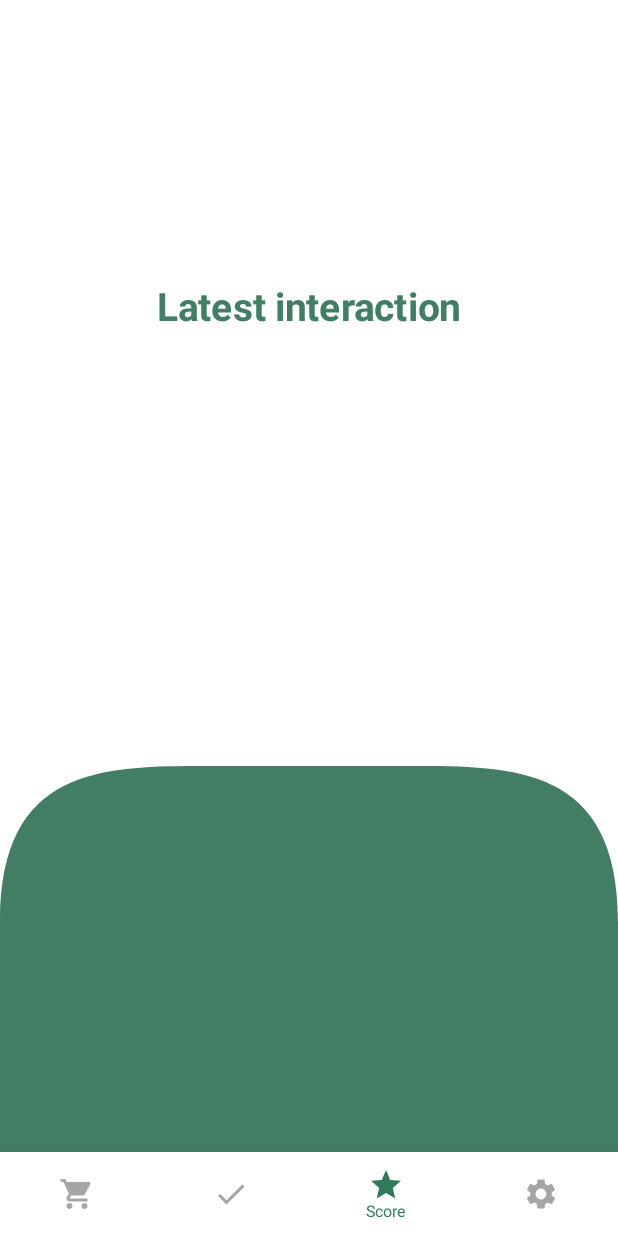
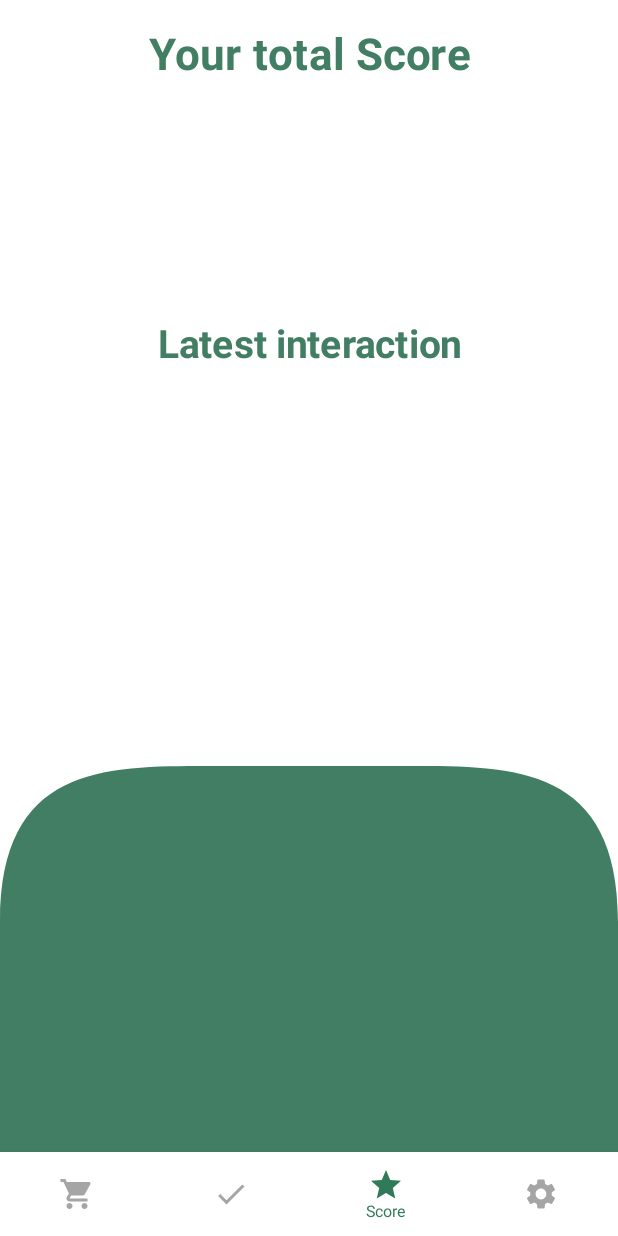
Before and after one commit to Sensdxp/SoDeProject, an Android app built with Jetpack Compose: the ScoreScreen screen opened through its navigation route, on a phone screen of 412 x 824 dp. Run offline under Robolectric (Android 15) with nearby library versions, the phone set to English and light mode, and no system bars; our stand-ins replace Dagger/Hilt's generated code, Firebase (no records; nobody signed in at launch, a user with empty details on screens opened directly).

Commit message:
Finished App

```diff
--- a/app/src/main/java/com/example/sodeproject/feature_score/presentation/ScoreScreen.kt
+++ b/app/src/main/java/com/example/sodeproject/feature_score/presentation/ScoreScreen.kt
@@ -96,7 +96,6 @@ fun ScoreScreen(
                         Text(text = "Error downloading score: ${scoreState.value?.isError}")
                     }else{
                         UserScreen(fac)
-                        Text(text = "Your score is: ${UserSession.score}")
                     }
                 }
             }
@@ -489,18 +488,22 @@ fun UserScreen(fac: Float){
         Column(
             Modifier
                 .fillMaxHeight()
-                .padding(top = 50.dp, bottom = 60.dp),
+                .padding(top = 20.dp, bottom = 60.dp),
             horizontalAlignment = Alignment.CenterHorizontally
         ) {
+            Text(text = "Your total Score",
+                fontSize = 28.sp * fac,
+                fontWeight = FontWeight.Bold,
+                color = GreenLight)
             UserSession.score?.let { ScoreLogo(fac = fac, number = it) }
             Spacer(modifier = Modifier.height(46.dp*fac))
-            Text(text = "Score from:",
-                fontSize = 28.sp * fac,
+            Text(text = "Hi, ${UserSession.userName}!",
+                fontSize = 36.sp * fac,
                 fontWeight = FontWeight.Bold,
                 color = Color.White)
             Spacer(modifier = Modifier.height(8.dp*fac))
-            Text(text = UserSession.userName,
-                fontSize = 36.sp * fac,
+            Text(text = "Time to be resourceful!",
+                fontSize = 28.sp * fac,
                 fontWeight = FontWeight.Bold,
                 color = Color.White)
             Spacer(modifier = Modifier.height(16.dp*fac))
```
